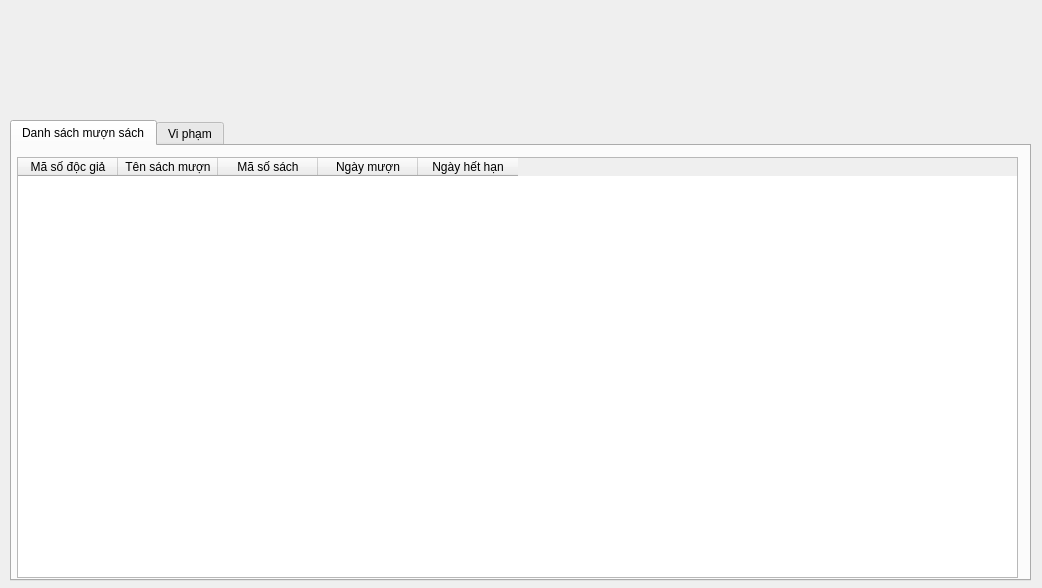
First picture: the form in DevilTitan-LIBPRO-64/Librarian.ui, repository DevilTitan/DevilTitan-LIBPRO-64, before the edit.
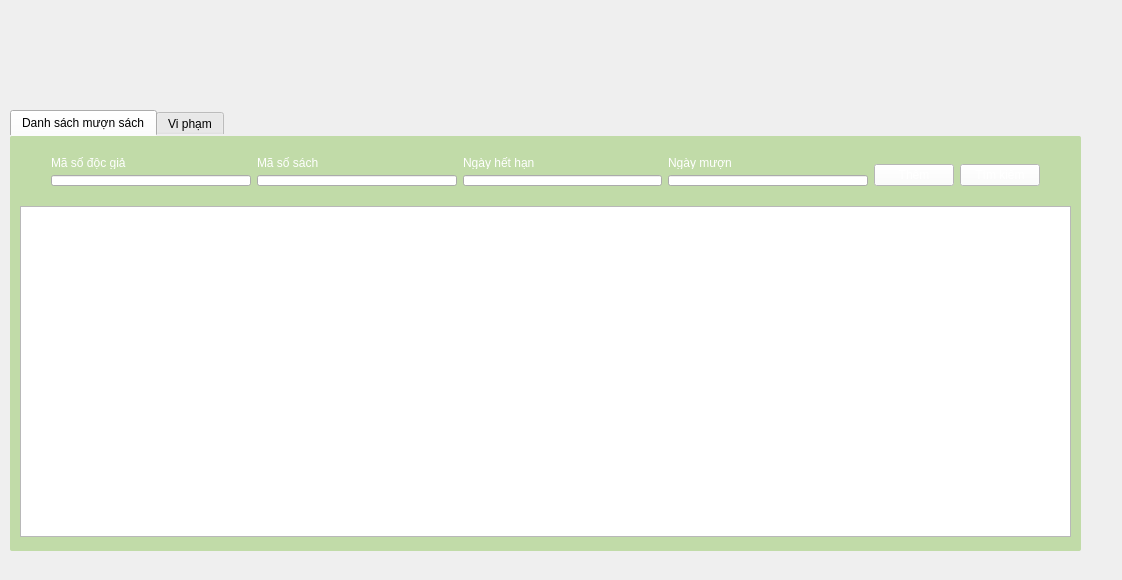
Second picture: the form after the edit. Icons and pictures are not drawn.

Diff of the .ui file:
```diff
--- a/DevilTitan-LIBPRO-64/Librarian.ui
+++ b/DevilTitan-LIBPRO-64/Librarian.ui
@@ -6,22 +6,56 @@
    <rect>
     <x>0</x>
     <y>0</y>
-    <width>1042</width>
-    <height>588</height>
+    <width>1122</width>
+    <height>580</height>
    </rect>
   </property>
   <property name="windowTitle">
    <string>Librarian</string>
   </property>
+  <property name="styleSheet">
+   <string notr="true">#Librarian{
+border-image: url(:/appscreen/Resources/appscreen/librarian-background.jpg);
+}
+QLabel{
+font: 8pt &quot;Segoe UI&quot;;
+color:white;
+}
+QPushButton{
+font: 8pt &quot;Segoe UI&quot;;
+color:white;
+	background-color: rgb(255, 255, 255)
+}
+QTabWidget::pane{
+border:0;
+}
+QTabWidget::tab{
+background-color:  rgba(85, 170, 0, 0.3);
+}</string>
+  </property>
   <widget class="QTabWidget" name="tabWidget">
    <property name="geometry">
     <rect>
      <x>10</x>
-     <y>120</y>
-     <width>1021</width>
-     <height>461</height>
+     <y>110</y>
+     <width>1071</width>
+     <height>441</height>
     </rect>
    </property>
+   <property name="styleSheet">
+    <string notr="true">#tabWidget{
+	background-color: rgba(85, 170, 0, 0.8);
+}
+#ReaderRent{
+	background-color:  rgba(85, 170, 0, 0.3);
+	border-radius:2px;
+}
+#violation{
+	background-color:  rgba(85, 170, 0, 0.3);
+	border-radius:2px;
+}
+</string>
+   </property>
    <property name="currentIndex">
     <number>0</number>
    </property>
@@ -29,55 +63,143 @@
     <attribute name="title">
      <string>Danh sách mượn sách</string>
     </attribute>
-    <widget class="QTableWidget" name="borrowTable">
+    <widget class="QTableView" name="borrowTable">
      <property name="geometry">
       <rect>
-       <x>5</x>
-       <y>11</y>
-       <width>1001</width>
-       <height>421</height>
+       <x>10</x>
+       <y>70</y>
+       <width>1051</width>
+       <height>331</height>
       </rect>
      </property>
-     <column>
-      <property name="text">
-       <string>Mã số độc giả</string>
-      </property>
-      <property name="textAlignment">
-       <set>AlignCenter</set>
-      </property>
-     </column>
-     <column>
-      <property name="text">
-       <string>Tên sách mượn</string>
-      </property>
-      <property name="textAlignment">
-       <set>AlignCenter</set>
-      </property>
-     </column>
-     <column>
-      <property name="text">
-       <string>Mã số sách</string>
-      </property>
-      <property name="textAlignment">
-       <set>AlignCenter</set>
-      </property>
-     </column>
-     <column>
-      <property name="text">
-       <string>Ngày mượn</string>
-      </property>
-      <property name="textAlignment">
-       <set>AlignCenter</set>
-      </property>
-     </column>
-     <column>
-      <property name="text">
-       <string>Ngày hết hạn</string>
-      </property>
-      <property name="textAlignment">
-       <set>AlignCenter</set>
-      </property>
-     </column>
+     <property name="sizePolicy">
+      <sizepolicy hsizetype="Expanding" vsizetype="Expanding">
+       <horstretch>0</horstretch>
+       <verstretch>0</verstretch>
+      </sizepolicy>
+     </property>
+     <attribute name="horizontalHeaderMinimumSectionSize">
+      <number>200</number>
+     </attribute>
+    </widget>
+    <widget class="QWidget" name="layoutWidget">
+     <property name="geometry">
+      <rect>
+       <x>30</x>
+       <y>10</y>
+       <width>1011</width>
+       <height>51</height>
+      </rect>
+     </property>
+     <layout class="QHBoxLayout" name="horizontalLayout_2">
+      <item>
+       <layout class="QVBoxLayout" name="verticalLayout_4">
+        <item>
+         <widget class="QLabel" name="label">
+          <property name="styleSheet">
+           <string notr="true"/>
+          </property>
+          <property name="text">
+           <string>Mã số độc giả</string>
+          </property>
+         </widget>
+        </item>
+        <item>
+         <widget class="QLineEdit" name="lineEdit"/>
+        </item>
+       </layout>
+      </item>
+      <item>
+       <layout class="QVBoxLayout" name="verticalLayout_3">
+        <item>
+         <widget class="QLabel" name="label_2">
+          <property name="text">
+           <string>Mã số sách</string>
+          </property>
+         </widget>
+        </item>
+        <item>
+         <widget class="QLineEdit" name="lineEdit_2"/>
+        </item>
+       </layout>
+      </item>
+      <item>
+       <layout class="QVBoxLayout" name="verticalLayout_2">
+        <item>
+         <widget class="QLabel" name="label_4">
+          <property name="text">
+           <string>Ngày hết hạn</string>
+          </property>
+         </widget>
+        </item>
+        <item>
+         <widget class="QLineEdit" name="lineEdit_4"/>
+        </item>
+       </layout>
+      </item>
+      <item>
+       <layout class="QVBoxLayout" name="verticalLayout">
+        <item>
+         <widget class="QLabel" name="label_3">
+          <property name="text">
+           <string>Ngày mượn</string>
+          </property>
+         </widget>
+        </item>
+        <item>
+         <widget class="QLineEdit" name="lineEdit_5"/>
+        </item>
+       </layout>
+      </item>
+      <item>
+       <layout class="QVBoxLayout" name="verticalLayout_10">
+        <item>
+         <spacer name="verticalSpacer_3">
+          <property name="orientation">
+           <enum>Qt::Vertical</enum>
+          </property>
+          <property name="sizeHint" stdset="0">
+           <size>
+            <width>20</width>
+            <height>13</height>
+           </size>
+          </property>
+         </spacer>
+        </item>
+        <item>
+         <widget class="QPushButton" name="pushButton">
+          <property name="text">
+           <string>Thêm</string>
+          </property>
+         </widget>
+        </item>
+       </layout>
+      </item>
+      <item>
+       <layout class="QVBoxLayout" name="verticalLayout_11">
+        <item>
+         <spacer name="verticalSpacer_4">
+          <property name="orientation">
+           <enum>Qt::Vertical</enum>
+          </property>
+          <property name="sizeHint" stdset="0">
+           <size>
+            <width>20</width>
+            <height>13</height>
+           </size>
+          </property>
+         </spacer>
+        </item>
+        <item>
+         <widget class="QPushButton" name="pushButton_2">
+          <property name="text">
+           <string>Tìm kiếm</string>
+          </property>
+         </widget>
+        </item>
+       </layout>
+      </item>
+     </layout>
     </widget>
    </widget>
    <widget class="QWidget" name="violation">
```
Left out of the diff: 145 changed lines with no effect on the pictures.
